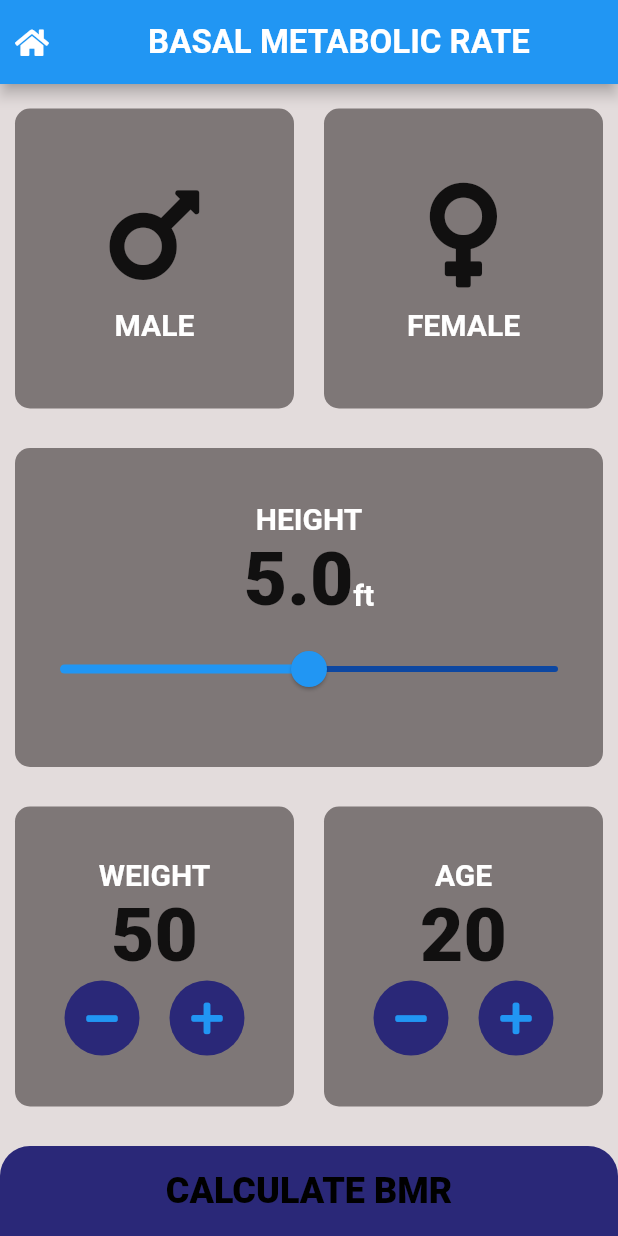
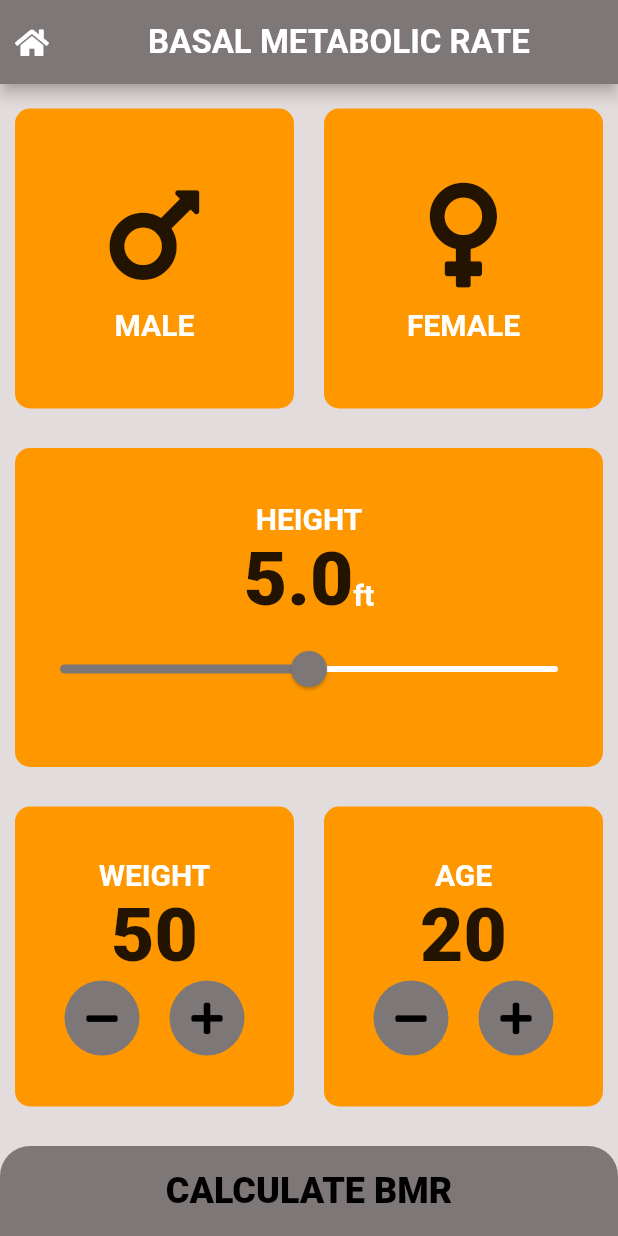
Before and after one commit to IamShahabAlam/You-re-Fit-App, a Flutter app: the BMR_Page screen opened directly, on a phone screen of 412 x 824 dp. Run offline on Flutter 3.47's test engine with Material 2 defaults, Android fonts, the phone set to English and light mode, and no system bars; our stand-ins replace animated_splash_screen, fluttertoast, font_awesome_flutter.

Commit message:
Initial Commit

```diff
--- a/lib/components/constants.dart
+++ b/lib/components/constants.dart
@@ -37,4 +37,4 @@ const kResultBoxShadow = BoxShadow(color: Color(0x95B1AFAF), spreadRadius: 0.5 ,
 
  const kBMRbbs = TextStyle(color: Colors.black,fontWeight: FontWeight.w900,fontSize: 24);
 
- const kBMRactiveCardColor = Color(0xff2a2878);
+ const kBMRactiveCardColor = Color(0xFFE65100);
--- a/lib/screens/bmr_page.dart
+++ b/lib/screens/bmr_page.dart
@@ -51,7 +51,7 @@ class _BMR_PageState extends State<BMR_Page> {
   Widget build(BuildContext context) {
     return Scaffold(
       backgroundColor: Color(0xffe3dcdc) ,
-      appBar: AppBar(
+      appBar: AppBar( backgroundColor: kinactiveCardColor,
         title: Center(child: Text("basal metabolic rate".toUpperCase(), style: kBMIAppBar,)),
         leadingWidth: 40.0,
         centerTitle: true,
@@ -79,8 +79,8 @@ class _BMR_PageState extends State<BMR_Page> {
                   });
                 },
                 colour: selectedGender == Gender.male
-                    ? kBMRactiveCardColor
-                    : kinactiveCardColor,
+                    ? kinactiveCardColor
+                    : kactiveCardColor,
                 cardChild: IconContent(
                   icon: FontAwesomeIcons.mars,
                   label: "MALE",
@@ -100,8 +100,8 @@ class _BMR_PageState extends State<BMR_Page> {
                       });
                     },
                     colour: selectedGender == Gender.female
-                        ? kBMRactiveCardColor
-                        : kinactiveCardColor,
+                        ? kinactiveCardColor
+                        : kactiveCardColor,
                     cardChild: IconContent(
                       icon: FontAwesomeIcons.venus,
                       label: "FEMALE",
@@ -111,7 +111,7 @@ class _BMR_PageState extends State<BMR_Page> {
           )),
           Expanded(
             child: ContainerWid(
-              colour: kinactiveCardColor,
+              colour: kactiveCardColor,
               cardChild: Column(
                 mainAxisAlignment: MainAxisAlignment.center,
                 children: [
@@ -135,15 +135,13 @@ class _BMR_PageState extends State<BMR_Page> {
                   SliderTheme( data: SliderTheme.of(context).copyWith(
                     thumbShape: RoundSliderThumbShape(enabledThumbRadius: 12),
                     overlayShape: RoundSliderOverlayShape(overlayRadius: 30),
-                    // overlayColor: Colors.white10,
-                    thumbColor: Colors.blue,
-                    activeTrackColor: Colors.blue
-                  ),
+
+                 ),
                     child: Slider(value: height.toDouble(),
                     min: 3.0 ,
                     max: 7.0,
-                    activeColor: Colors.blue ,
-                    inactiveColor: Colors.blue[900] ,
+                    activeColor: kinactiveCardColor ,
+                    inactiveColor: Color(0xFFFFFFFF) ,
                     onChanged: (double newValue){
                       setState(() {
                             height = newValue;
@@ -163,7 +161,7 @@ class _BMR_PageState extends State<BMR_Page> {
                   Expanded(
                       flex: 1,
                       child: ContainerWid(
-                        colour: kinactiveCardColor,
+                        colour: kactiveCardColor,
                         cardChild: Column( mainAxisAlignment: MainAxisAlignment.center,
                           children: [
                             Text("WEIGHT",style: klabelTextStyle,),
@@ -222,7 +220,7 @@ class _BMR_PageState extends State<BMR_Page> {
                   Expanded(
                       flex: 1,
                       child: ContainerWid(
-                        colour: kinactiveCardColor,
+                        colour: kactiveCardColor,
                         cardChild: Column( mainAxisAlignment: MainAxisAlignment.center,
                           children: [
                             Text("AGE",style: klabelTextStyle,),
@@ -323,7 +321,7 @@ class _BMR_PageState extends State<BMR_Page> {
 
             },
 
-            color: Color(0xff2a2878),
+            color: kinactiveCardColor,
           buttonTitle: "CALCULATE BMR",)
         ],
       ),
@@ -378,10 +376,10 @@ class _RoundIconButtonState extends State<RoundIconButton> {
       child: Container(
         constraints: BoxConstraints.tightFor( width:50, height: 50 ),
         decoration: BoxDecoration(
-          color: Color(0xff2a2878),
+          color: kinactiveCardColor,
           shape: BoxShape.circle,
         ),
-        child: Icon(widget.icon,color: Colors.blue,) ,
+        child: Icon(widget.icon,color: Colors.black,) ,
       ),
     );
   }
```
